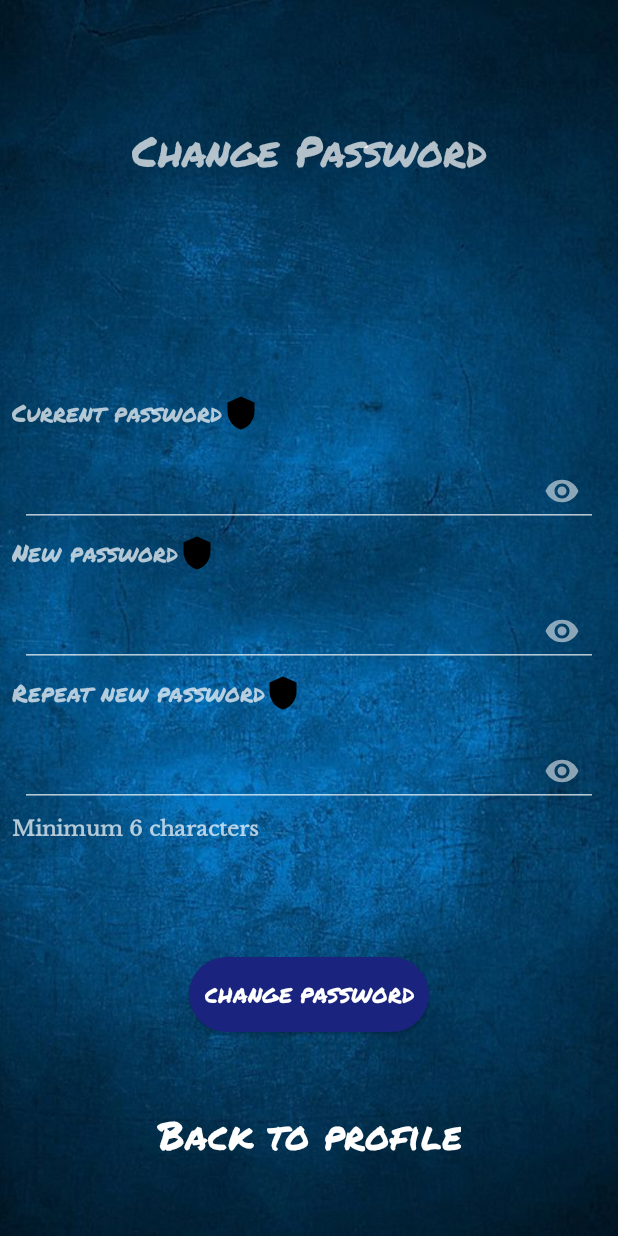
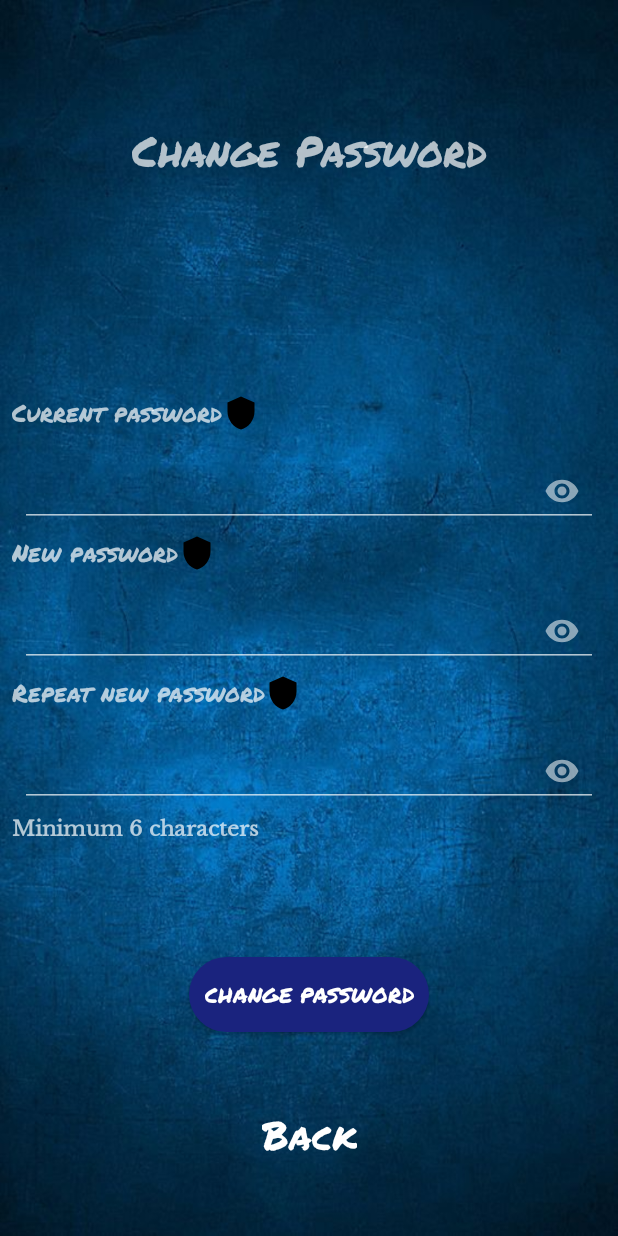
Before and after one commit to Sh1ngeki/Free, an Android app: the fragment PasswordChange placed in its activity, on a phone screen of 412 x 824 dp. Run offline under Robolectric (Android 15) with nearby library versions, the phone set to English and light mode, and no system bars; our stand-ins replace Firebase (no records; nobody signed in at launch, a user with empty details on screens opened directly).

Commit message:
data post

```diff
--- a/app/src/main/java/com/example/jiy/PasswordChange.kt
+++ b/app/src/main/java/com/example/jiy/PasswordChange.kt
@@ -13,6 +13,7 @@ import android.widget.Toast
 import androidx.appcompat.app.AlertDialog
 import androidx.fragment.app.Fragment
 import com.example.jiy.FirstFragments.RegistrationFragment
+import com.example.jiy.SecondFragments.ProfileFragment
 import com.google.firebase.auth.EmailAuthProvider
 import com.google.firebase.auth.FirebaseAuth
 
--- a/app/src/main/res/layout/change_password_fragment.xml
+++ b/app/src/main/res/layout/change_password_fragment.xml
@@ -11,7 +11,7 @@
         android:layout_height="wrap_content"
         android:fontFamily="@font/kai"
         android:gravity="center"
-        android:text="Back to profile"
+        android:text="Back"
         android:textColor="@color/white"
         android:textSize="26sp"
         app:layout_constraintBottom_toBottomOf="parent"
```
